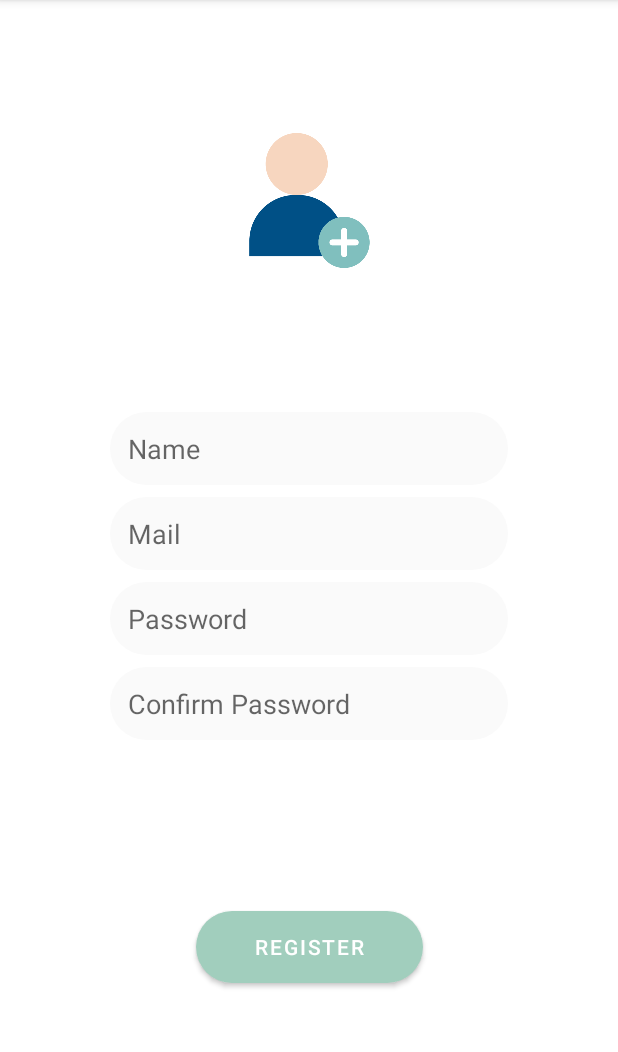
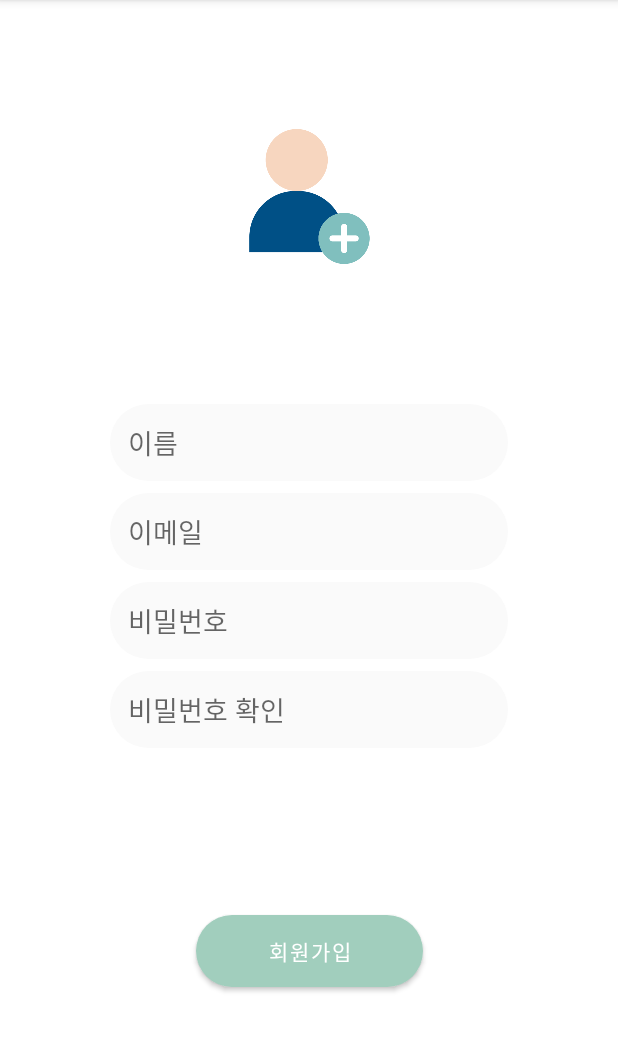
Before and after one commit to creampenne/BlogApp-Project, an Android app: the screen it shows after launch (RegisterActivity), on a phone screen of 412 x 824 dp, the part 84-1136 px from its top. Run offline under Robolectric (Android 15) with nearby library versions, the phone set to English and light mode, and no system bars.

Commit message:
Edit strings.xml (EditText, Button)

```diff
--- a/app/src/main/res/values/strings.xml
+++ b/app/src/main/res/values/strings.xml
@@ -2,10 +2,10 @@
     <string name="app_name">BlogApp Project</string>
 
     <string name="reguserphoto">userphoto</string>
-    <string name="regName">Name</string>
-    <string name="regMail">Mail</string>
-    <string name="regPassword">Password</string>
-    <string name="regPassword2">Confirm Password</string>
-    <string name="regButton">Register</string>
+    <string name="regName">이름</string>
+    <string name="regMail">이메일</string>
+    <string name="regPassword">비밀번호</string>
+    <string name="regPassword2">비밀번호 확인</string>
+    <string name="regButton">회원가입</string>
 
 </resources>
```
